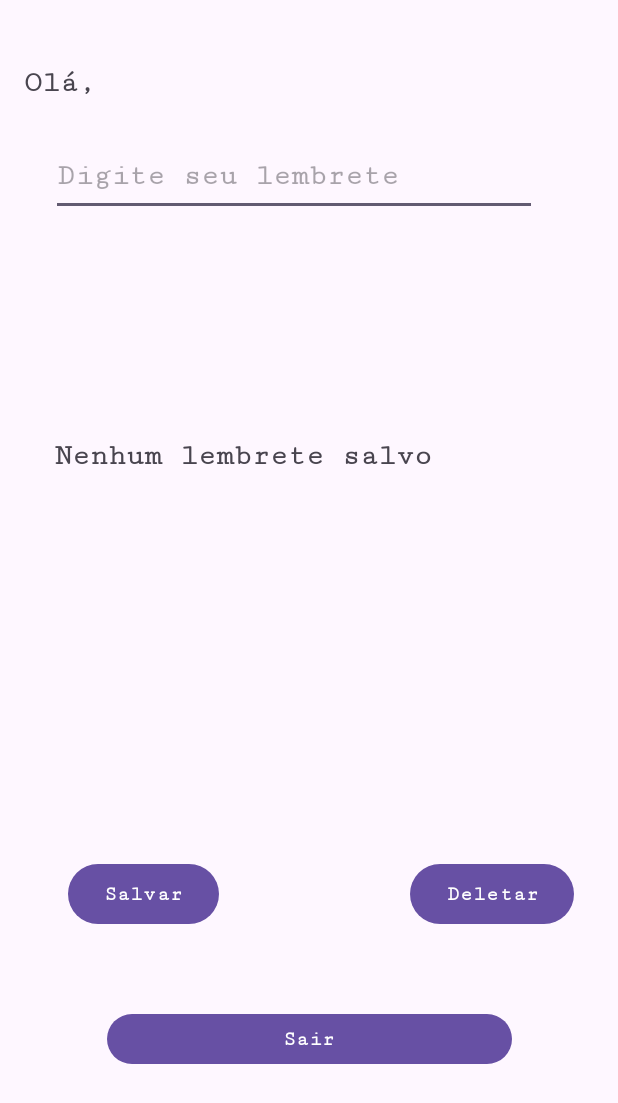
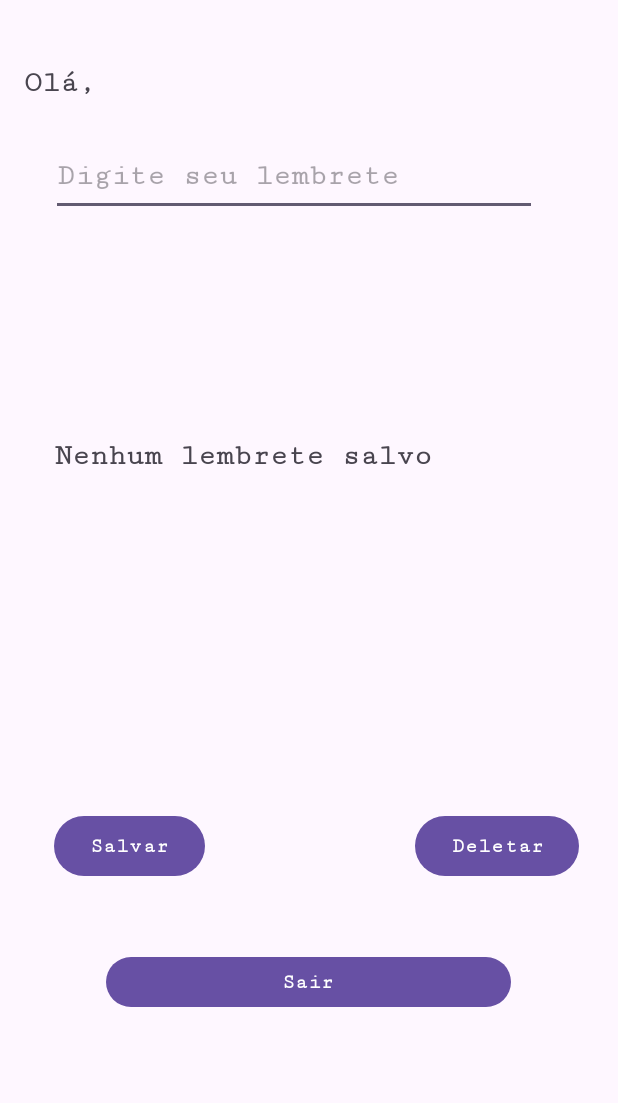
Before and after one commit to Snowsara/Lembrete_Kotlin, an Android app: the MainActivity screen opened directly, with no data from a screen before it, on a phone screen of 412 x 824 dp. Shown: the top 1103 px of the screen. Run offline under Robolectric (Android 15) with nearby library versions, the phone set to English and light mode, and no system bars; our stand-ins replace Firebase (no records; nobody signed in at launch, a user with empty details on screens opened directly).

```diff
--- a/app/src/main/res/layout/activity_cadastro.xml
+++ b/app/src/main/res/layout/activity_cadastro.xml
@@ -30,7 +30,7 @@
         android:layout_marginTop="39dp"
         android:fontFamily="serif-monospace"
         android:hint="Digite uma senha:"
-        android:inputType="number"
+        android:inputType="textPassword"
         android:textStyle="bold"
         app:layout_constraintBottom_toBottomOf="parent"
         app:layout_constraintEnd_toEndOf="parent"
@@ -46,10 +46,9 @@
         android:text="Cadastrar"
         app:layout_constraintBottom_toBottomOf="parent"
         app:layout_constraintEnd_toEndOf="parent"
-        app:layout_constraintHorizontal_bias="1.0"
         app:layout_constraintStart_toStartOf="parent"
         app:layout_constraintTop_toTopOf="parent"
-        app:layout_constraintVertical_bias="0.976" />
+        app:layout_constraintVertical_bias="0.847" />
 
     <TextView
         android:id="@+id/textView"
--- a/app/src/main/res/layout/activity_main.xml
+++ b/app/src/main/res/layout/activity_main.xml
@@ -41,13 +41,13 @@
         android:id="@+id/buttonSalvar"
         android:layout_width="wrap_content"
         android:layout_height="wrap_content"
-        android:layout_marginBottom="204dp"
+        android:layout_marginBottom="236dp"
         android:fontFamily="serif-monospace"
         android:text="Salvar"
         android:textStyle="bold"
         app:layout_constraintBottom_toBottomOf="parent"
         app:layout_constraintEnd_toEndOf="parent"
-        app:layout_constraintHorizontal_bias="0.145"
+        app:layout_constraintHorizontal_bias="0.115"
         app:layout_constraintStart_toStartOf="parent" />
 
     <Button
@@ -59,10 +59,10 @@
         android:textStyle="bold"
         app:layout_constraintBottom_toBottomOf="parent"
         app:layout_constraintEnd_toEndOf="parent"
-        app:layout_constraintHorizontal_bias="0.902"
+        app:layout_constraintHorizontal_bias="0.914"
         app:layout_constraintStart_toStartOf="parent"
         app:layout_constraintTop_toBottomOf="@+id/textLembreteSalvo"
-        app:layout_constraintVertical_bias="0.523" />
+        app:layout_constraintVertical_bias="0.448" />
 
     <TextView
         android:id="@+id/textLembreteSalvo"
@@ -87,7 +87,8 @@
         android:textStyle="bold"
         app:layout_constraintBottom_toBottomOf="parent"
         app:layout_constraintEnd_toEndOf="parent"
+        app:layout_constraintHorizontal_bias="0.496"
         app:layout_constraintStart_toStartOf="parent"
         app:layout_constraintTop_toTopOf="parent"
-        app:layout_constraintVertical_bias="0.859" />
+        app:layout_constraintVertical_bias="0.81" />
 </androidx.constraintlayout.widget.ConstraintLayout>
```
Also changed, not shown: app/src/main/res/layout/activity_login.xml (+4 -4 lines), 1 other file.
